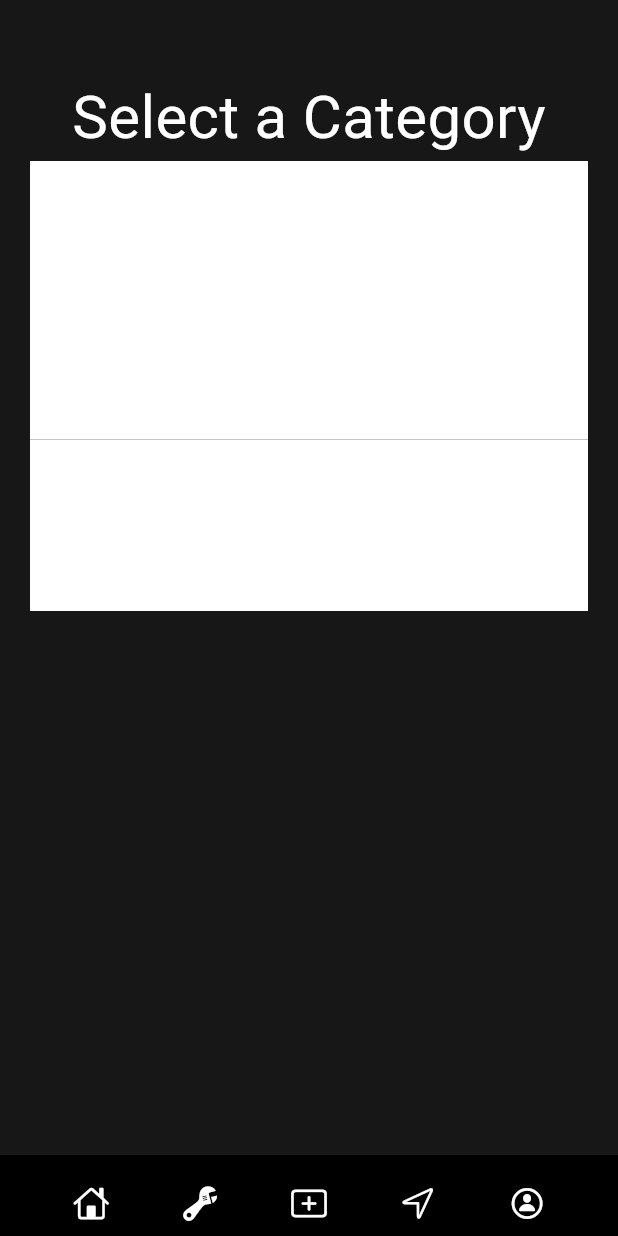
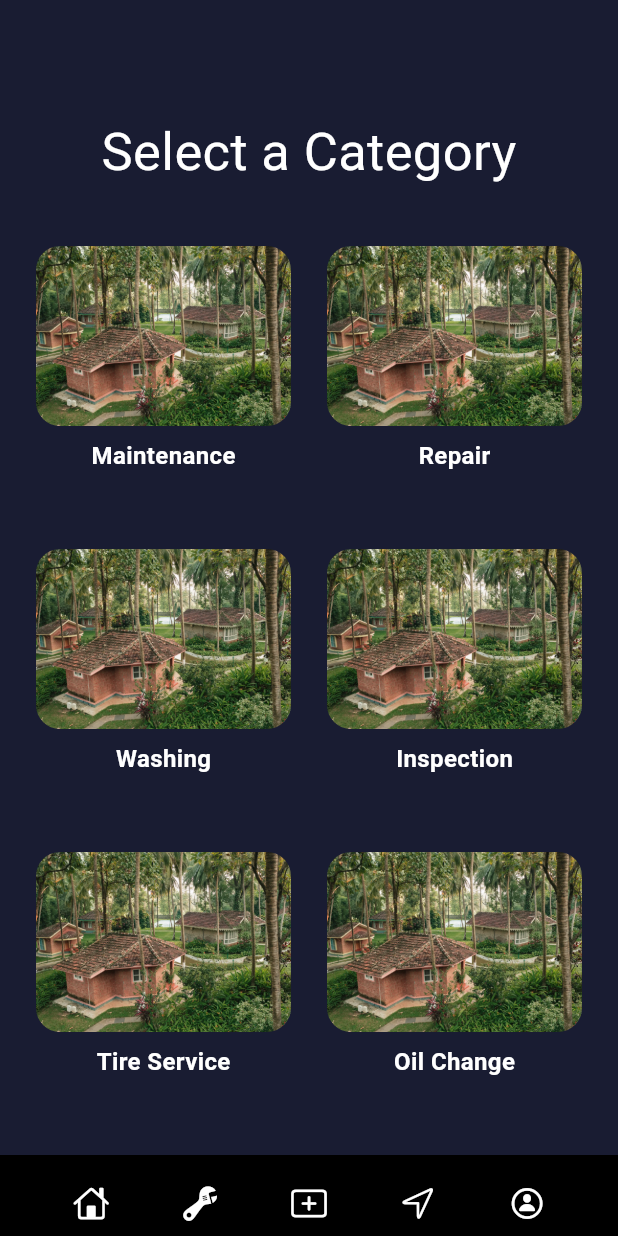
Before and after one commit to smokinthunder/motordoc, a Flutter app: the ServiceCenterCategoryPage screen opened by its route, on a phone screen of 412 x 824 dp. Run offline on Flutter 3.47's test engine with Material 3 defaults, Android fonts, the light colour scheme and no system bars; our stand-ins replace cloud_firestore, firebase_auth, firebase_core, google_fonts; accounts and stored records are empty.

Commit message:
latest from gokul

```diff
--- a/lib/Screens/home_page.dart
+++ b/lib/Screens/home_page.dart
@@ -3,9 +3,7 @@ import 'package:flutter/material.dart';
 import 'package:cloud_firestore/cloud_firestore.dart';
 import 'package:motor_doc/DBInject/dbinject.dart';
 import 'package:motor_doc/Widgets/home_screen_service_tile.dart';
-
 import '../Widgets/bottom_navigation.dart';
-// import '../themes/colors.dart';
 
 class HomePage extends StatelessWidget {
   const HomePage({super.key});
@@ -15,9 +13,9 @@ class HomePage extends StatelessWidget {
     return Scaffold(
       body: Stack(
         children: [
-          Expanded(child: Container(color: CupertinoColors.darkBackgroundGray)),
+          Container(color: const Color(0xFF191C32)), // Changed background color
           Padding(
-            padding: const EdgeInsets.all(50),
+            padding: const EdgeInsets.symmetric(horizontal: 20, vertical: 50),
             child: Column(
               children: [
                 Row(
@@ -41,7 +39,7 @@ class HomePage extends StatelessWidget {
                   },
                   child: Container(
                     height: 150,
-                    margin: const EdgeInsets.only(top: 30),
+                    margin: const EdgeInsets.only(top: 20),
                     decoration: BoxDecoration(
                       borderRadius: BorderRadius.circular(10),
                       color: Colors.white,
@@ -62,11 +60,13 @@ class HomePage extends StatelessWidget {
                 ),
                 StreamBuilder(
                     stream: FirebaseFirestore.instance
-                        .collection('Service Centers').orderBy('Rating', descending: true).limit(20)
+                        .collection('Service Centers')
+                        .orderBy('Rating', descending: true)
+                        .limit(20)
                         .snapshots(),
                     builder: (context,
                         AsyncSnapshot<QuerySnapshot<Map<String, dynamic>>>
-                            snapshot) {
+                        snapshot) {
                       if (snapshot.connectionState == ConnectionState.waiting) {
                         return const Center(
                           child: CircularProgressIndicator(),
@@ -79,18 +79,22 @@ class HomePage extends StatelessWidget {
                         height: 220,
                         child: ListView.builder(
                           scrollDirection: Axis.horizontal,
-
                           itemCount: snapshot.data!.docs.length,
                           itemBuilder: (context, index) => ServiceTile(
-                              rating:
-                                  snapshot.data!.docs[index].data()['Rating'].toString(),
-                              headtext:
-                                  snapshot.data!.docs[index].data()['Name'],
-                              subtext:
-                                  snapshot.data!.docs[index].data()['Place']),
+                            rating: snapshot.data!.docs[index]
+                                .data()['Rating']
+                                .toString(),
+                            headtext:
+                            snapshot.data!.docs[index].data()['Name'],
+                            subtext:
+                            snapshot.data!.docs[index].data()['Place'],
+                          ),
                         ),
                       );
                     }),
+                SizedBox(
+                  height: 20,
+                ),
                 const Center(
                   child: Text(
                     "Chart",
--- a/lib/Screens/service_center_category.dart
+++ b/lib/Screens/service_center_category.dart
@@ -1,70 +1,87 @@
 import 'package:flutter/cupertino.dart';
 import 'package:flutter/material.dart';
 import 'package:flutter/widgets.dart';
-
 import '../Widgets/bottom_navigation.dart';
 
 class ServiceCenterCategoryPage extends StatelessWidget {
-  const ServiceCenterCategoryPage({super.key});
+  final List<String> imagePaths = [
+    'assets/images/spa.png',
+    'assets/images/spa.png',
+    'assets/images/spa.png',
+    'assets/images/spa.png',
+    'assets/images/spa.png',
+    'assets/images/spa.png',
+  ];
+
+  final List<String> imageDescriptions = [
+    'Maintenance',
+    'Repair',
+    'Washing',
+    'Inspection',
+    'Tire Service',
+    'Oil Change',
+  ];
 
   @override
   Widget build(BuildContext context) {
     return Scaffold(
       body: Stack(
         children: [
-          Container(color: CupertinoColors.darkBackgroundGray),
+          Container(color: Color(0xff191C32),),
           Padding(
-            padding: const EdgeInsets.fromLTRB(20, 50, 20, 20),
-
+            padding: const EdgeInsets.all(16.0),
             child: Column(
               children: [
+                const SizedBox(height: 60), // Add vertical space before the text
                 const Text(
                   "Select a Category",
                   style: TextStyle(
-                      fontSize: 40,
+                    fontSize: 35,
                     decoration: TextDecoration.none,
-                      color: CupertinoColors.white),
+                    color: CupertinoColors.white,
                   ),
-                SizedBox(
-                  height: 300,
-                  width: double.infinity,
-                  child: GridView.count(
+                ),
+                Expanded(
+                  child: SingleChildScrollView(
+                    child: GridView.builder(
+                      padding: const EdgeInsets.only(top: 30.0),
+                      gridDelegate: const SliverGridDelegateWithFixedCrossAxisCount(
                         crossAxisCount: 2,
-
+                        crossAxisSpacing: 8.0,
+                        mainAxisSpacing: 16.0,
+                        childAspectRatio: 1.0, // Ensure square-shaped grid items
+                      ),
+                      shrinkWrap: true,
+                      physics: NeverScrollableScrollPhysics(),
+                      itemCount: imagePaths.length,
+                      itemBuilder: (context, index) {
+                        return Column(
                           children: [
                             Container(
-                        height: 276,
-                        width: 170,
+                              height: 120,
+                              margin: const EdgeInsets.all(8.0),
+                              child: ClipRRect(
+                                borderRadius: BorderRadius.circular(16.0),
+                                child: Image.asset(
+                                  imagePaths[index],
+                                  fit: BoxFit.cover,
+                                ),
+                              ),
+                            ),
+                            Text(
+                              imageDescriptions[index],
+                              style: const TextStyle(
                                 color: Colors.white,
+                                fontWeight: FontWeight.bold,
+                                fontSize: 16.0,
                               ),
-                      Container(
-                        height: 276,
-                        width: 170,
-                        color: Colors.white,
-                      ),
-                      Container(
-                        height: 276,
-                        width: 170,
-                        color: Colors.white,
-                      ),
-                      Container(
-                        height: 276,
-                        width: 170,
-                        color: Colors.white,
-                      ),
-                      Container(
-                        height: 276,
-                        width: 170,
-                        color: Colors.white,
-                      ),
-                      Container(
-                        height: 276,
-                        width: 170,
-                        color: Colors.white,
                             ),
                           ],
+                        );
+                      },
                     ),
-                )
+                  ),
+                ),
               ],
             ),
           ),
@@ -72,6 +89,5 @@ class ServiceCenterCategoryPage extends StatelessWidget {
         ],
       ),
     );
-
   }
 }
--- a/lib/main.dart
+++ b/lib/main.dart
@@ -37,7 +37,7 @@ class MyApp extends StatelessWidget {
       title: 'Motor Doc',
       debugShowCheckedModeBanner: false,
       home: const LoginPage(),
-      initialRoute: '/login',
+      initialRoute: '/serviceCenterCategoryPage',
       routes: {
         '/login': (context) => const LoginPage(),
         '/home': (context) => const HomePage(),
@@ -49,7 +49,7 @@ class MyApp extends StatelessWidget {
         '/carDetails': (context) => const CarDetailsPage(),
         '/serviceCentre': (context) => const ServiceCenterPage(),
         '/serviceCenterCategoryPage': (context) =>
-            const ServiceCenterCategoryPage(),
+             ServiceCenterCategoryPage(),
       },
     );
   }
```
Lines whose indentation alone changed are shown as unchanged.
